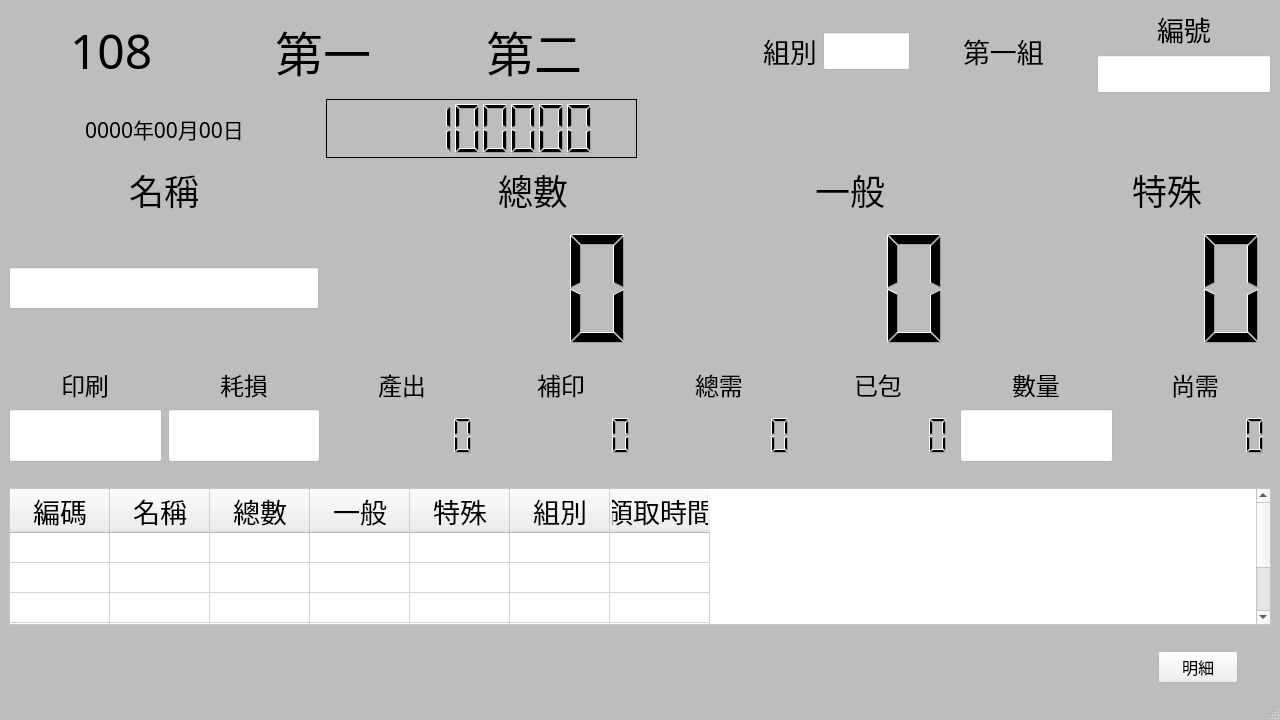
Above: Template/GUI_Design/mainUI.ui from ChungChenWei/Bank_2020 before the change. Below: the same form after it.
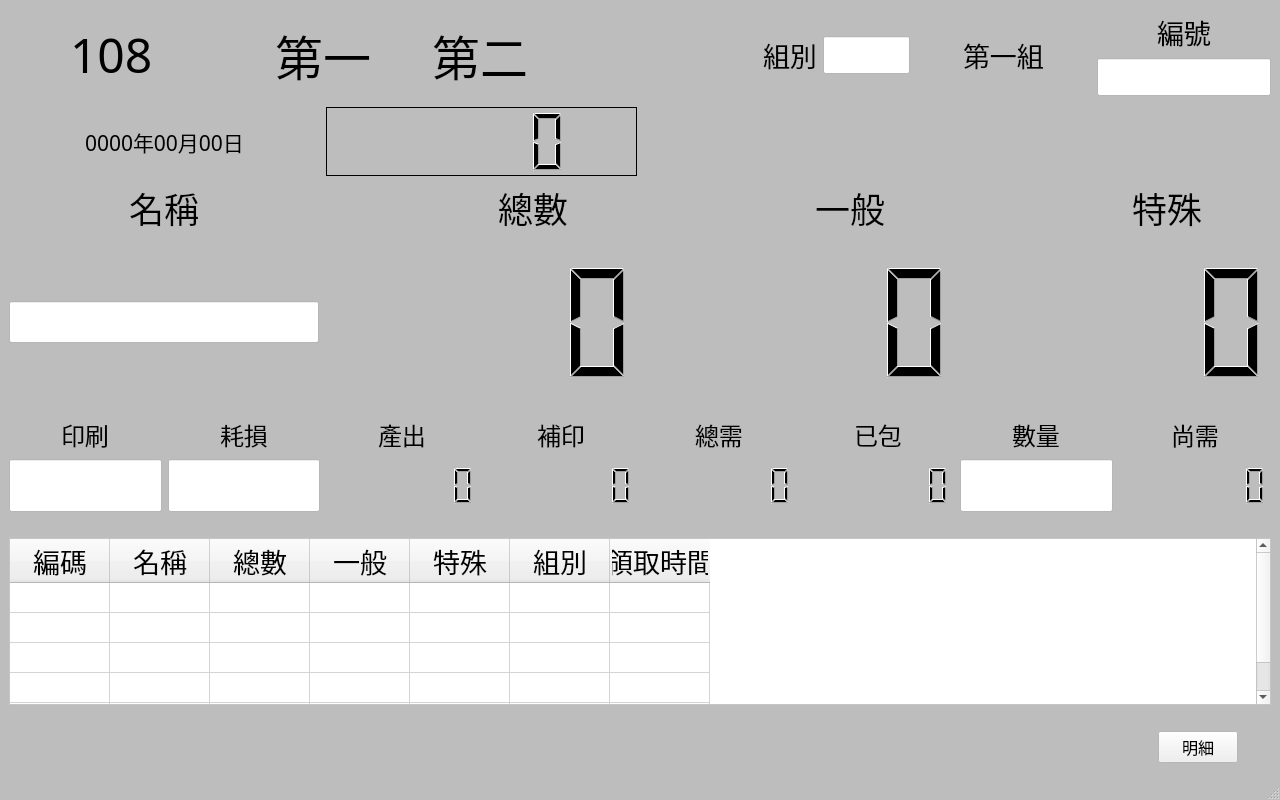
That is the form after the change.

The edit to the form file:
```diff
--- a/Template/GUI_Design/mainUI.ui
+++ b/Template/GUI_Design/mainUI.ui
@@ -10,7 +10,7 @@
     <x>0</x>
     <y>0</y>
     <width>1280</width>
-    <height>720</height>
+    <height>800</height>
    </rect>
   </property>
   <property name="sizePolicy">
@@ -208,11 +208,8 @@
           <property name="orientation">
            <enum>Qt::Vertical</enum>
           </property>
-          <property name="sizeHint" stdset="0">
-           <size>
-            <width>20</width>
-            <height>40</height>
-           </size>
+          <property name="sizeType">
+           <enum>QSizePolicy::Fixed</enum>
           </property>
          </spacer>
         </item>
@@ -316,18 +313,6 @@
           </property>
          </widget>
         </item>
-        <item row="0" column="2" alignment="Qt::AlignHCenter">
-         <widget class="QLabel" name="L_Subject">
-          <property name="font">
-           <font>
-            <pointsize>36</pointsize>
-           </font>
-          </property>
-          <property name="text">
-           <string>第二</string>
-          </property>
-         </widget>
-        </item>
         <item row="0" column="0" alignment="Qt::AlignHCenter|Qt::AlignVCenter">
          <widget class="QLabel" name="L_Year">
           <property name="font">
@@ -340,6 +325,18 @@
           </property>
          </widget>
         </item>
+        <item row="0" column="2">
+         <widget class="QLabel" name="L_Subject">
+          <property name="font">
+           <font>
+            <pointsize>36</pointsize>
+           </font>
+          </property>
+          <property name="text">
+           <string>第二</string>
+          </property>
+         </widget>
+        </item>
        </layout>
       </item>
       <item row="3" column="0" rowspan="2" colspan="4">
@@ -878,14 +875,17 @@
          <widget class="QLCDNumber" name="LCD_Time">
           <property name="font">
            <font>
-            <pointsize>16</pointsize>
+            <pointsize>23</pointsize>
            </font>
           </property>
           <property name="frameShadow">
            <enum>QFrame::Plain</enum>
           </property>
           <property name="digitCount">
-           <number>8</number>
+           <number>5</number>
+          </property>
+          <property name="segmentStyle">
+           <enum>QLCDNumber::Filled</enum>
           </property>
           <property name="intValue" stdset="0">
            <number>11022033</number>
```
Left out of the diff: 2 changed lines with no effect on the pictures.
